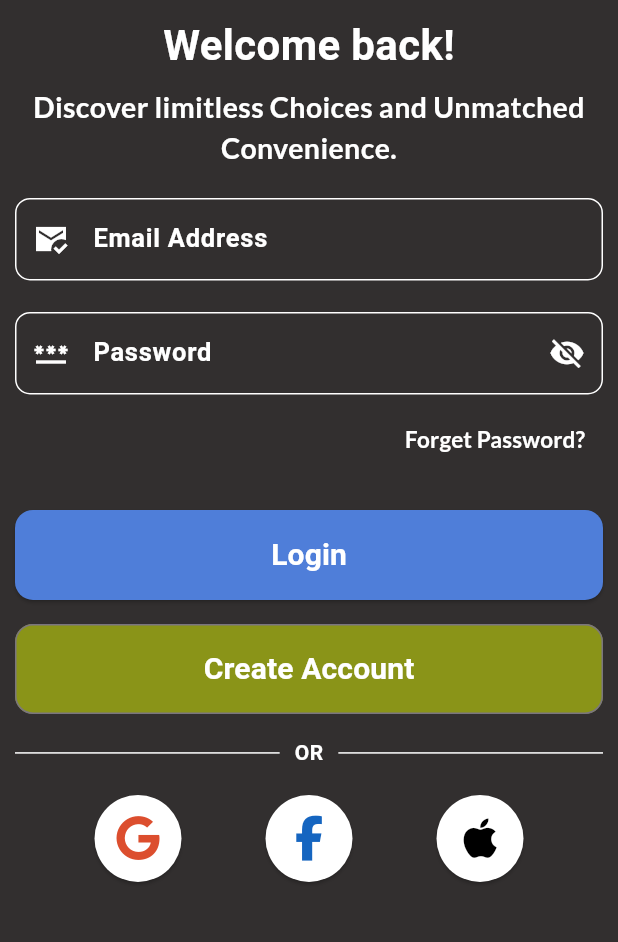
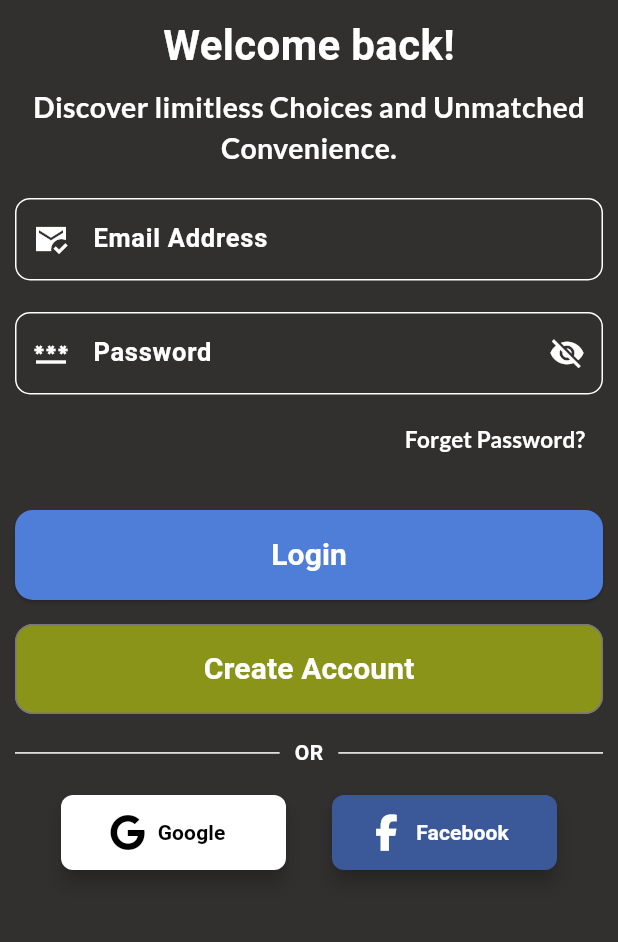
Before and after one commit to IM-RITH/Final-Project, a Flutter app: the LoginScreen screen opened directly, on a phone screen of 412 x 824 dp, the part 272-1214 px from its top. Run offline on Flutter 3.47's test engine with Material 3 defaults, Android fonts, the phone set to English and light mode, and no system bars; our stand-ins replace cloud_firestore, curved_navigation_bar, firebase_auth, firebase_core, firebase_storage, flutter_native_splash and 8 more; missing offline and left inert: flutter_facebook_auth; accounts and stored records are empty.

Commit message:
fixed some sign in with fb issues

```diff
--- a/lib/views/screens/auth/login_screen.dart
+++ b/lib/views/screens/auth/login_screen.dart
@@ -264,16 +264,27 @@ class _LoginScreenState extends State<LoginScreen> {
       return null;
     }
 
-    Widget buildSocialMediaSignInButton(IconData iconData, Color bgColor,
-        Color iconColor, VoidCallback onPressed) {
-      return ElevatedButton(
+    Widget buildSocialMediaSignInButton({
+      required String label,
+      required IconData iconData,
+      required Color bgColor,
+      required Color textColor,
+      required VoidCallback onPressed,
+    }) {
+      return ElevatedButton.icon(
+        icon: Icon(iconData, size: 24, color: textColor),
+        label: Text(label,
+            style: GoogleFonts.roboto(
+                color: textColor, fontWeight: FontWeight.bold)),
         style: ElevatedButton.styleFrom(
           backgroundColor: bgColor,
-          shape: const CircleBorder(),
-          padding: const EdgeInsets.all(14),
+          minimumSize: const Size(150, 50),
+          shape: RoundedRectangleBorder(
+            borderRadius: BorderRadius.circular(8),
+          ),
+          elevation: 5,
         ),
         onPressed: onPressed,
-        child: Icon(iconData, size: 30, color: iconColor),
       );
     }
 
@@ -285,12 +296,12 @@ class _LoginScreenState extends State<LoginScreen> {
           children: <Widget>[
             // Google Sign-In Button
             buildSocialMediaSignInButton(
-              FontAwesomeIcons.google,
-              Colors.white,
-              const Color.fromARGB(255, 220, 78, 46),
-              () async {
+              label: 'Google',
+              iconData: FontAwesomeIcons.google,
+              bgColor: Colors.white,
+              textColor: Colors.black,
+              onPressed: () async {
                 // Google Sign-In
-                // Show loading indicator
                 Get.dialog(
                   const Center(child: CircularProgressIndicator()),
                   barrierDismissible: false,
@@ -300,6 +311,13 @@ class _LoginScreenState extends State<LoginScreen> {
                 if (Get.isDialogOpen ?? false) Get.back();
                 if (result == "Sign in successful") {
                   Get.offAll(() => const MapScreen());
+                  Get.snackbar(
+                    "Login Success",
+                    "You have successfully signed in with Google.",
+                    snackPosition: SnackPosition.TOP,
+                    backgroundColor: Colors.green,
+                    colorText: Colors.white,
+                  );
                 } else {
                   Get.snackbar(
                     "Sign In Error",
@@ -313,10 +331,11 @@ class _LoginScreenState extends State<LoginScreen> {
             ),
             // Facebook Sign-In Button
             buildSocialMediaSignInButton(
-              FontAwesomeIcons.facebookF,
-              Colors.white,
-              Colors.blue[800]!,
-              () async {
+              label: 'Facebook',
+              iconData: FontAwesomeIcons.facebookF,
+              bgColor: const Color(0xFF3b5998),
+              textColor: Colors.white,
+              onPressed: () async {
                 Get.dialog(
                   const Center(child: CircularProgressIndicator()),
                   barrierDismissible: false,
@@ -325,6 +344,13 @@ class _LoginScreenState extends State<LoginScreen> {
                 if (Get.isDialogOpen ?? false) Get.back();
                 if (result == "Sign in successful") {
                   Get.offAll(() => const MapScreen());
+                  Get.snackbar(
+                    "Login Success",
+                    "You have successfully signed in with Facebook.",
+                    snackPosition: SnackPosition.TOP,
+                    backgroundColor: Colors.green,
+                    colorText: Colors.white,
+                  );
                 } else {
                   Get.snackbar(
                     "Sign In Error",
@@ -334,15 +360,6 @@ class _LoginScreenState extends State<LoginScreen> {
                     colorText: Colors.white,
                   );
                 }
-              },
-            ),
-            // Apple Sign-In Button
-            buildSocialMediaSignInButton(
-              FontAwesomeIcons.apple,
-              Colors.white,
-              Colors.black,
-              () {
-                // Apple Sign-In logic
               },
             ),
           ],
```
